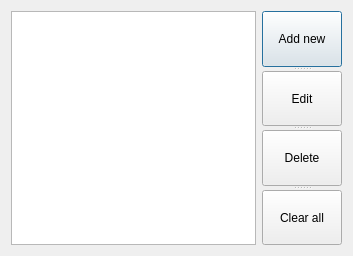
The window that addressbook/listdialog.ui (xwizard/qt) describes before a commit, drawn with Qt 5.
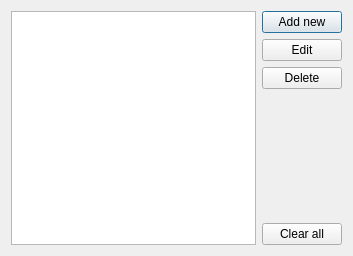
The same window after the commit.

```diff
--- a/addressbook/listdialog.ui
+++ b/addressbook/listdialog.ui
@@ -18,31 +18,73 @@
     <widget class="QListWidget" name="list"/>
    </item>
    <item row="0" column="1">
-    <widget class="QSplitter" name="splitter">
-     <property name="orientation">
-      <enum>Qt::Vertical</enum>
-     </property>
+    <layout class="QVBoxLayout" name="verticalLayout">
+     <item>
      <widget class="QPushButton" name="addButton">
+       <property name="sizePolicy">
+        <sizepolicy hsizetype="Minimum" vsizetype="Fixed">
+         <horstretch>0</horstretch>
+         <verstretch>0</verstretch>
+        </sizepolicy>
+       </property>
       <property name="text">
        <string>Add new</string>
       </property>
      </widget>
+     </item>
+     <item>
      <widget class="QPushButton" name="editButton">
+       <property name="sizePolicy">
+        <sizepolicy hsizetype="Minimum" vsizetype="Fixed">
+         <horstretch>0</horstretch>
+         <verstretch>0</verstretch>
+        </sizepolicy>
+       </property>
       <property name="text">
        <string>Edit</string>
       </property>
      </widget>
+     </item>
+     <item>
      <widget class="QPushButton" name="deleteButton">
+       <property name="sizePolicy">
+        <sizepolicy hsizetype="Minimum" vsizetype="Fixed">
+         <horstretch>0</horstretch>
+         <verstretch>0</verstretch>
+        </sizepolicy>
+       </property>
       <property name="text">
        <string>Delete</string>
       </property>
      </widget>
+     </item>
+     <item>
+      <spacer name="verticalSpacer">
+       <property name="orientation">
+        <enum>Qt::Vertical</enum>
+       </property>
+       <property name="sizeHint" stdset="0">
+        <size>
+         <width>20</width>
+         <height>40</height>
+        </size>
+       </property>
+      </spacer>
+     </item>
+     <item>
      <widget class="QPushButton" name="clearButton">
+       <property name="sizePolicy">
+        <sizepolicy hsizetype="Minimum" vsizetype="Fixed">
+         <horstretch>0</horstretch>
+         <verstretch>0</verstretch>
+        </sizepolicy>
+       </property>
       <property name="text">
        <string>Clear all</string>
       </property>
      </widget>
-    </widget>
+     </item>
+    </layout>
    </item>
   </layout>
  </widget>
```
Lines whose indentation alone changed are shown as unchanged.
